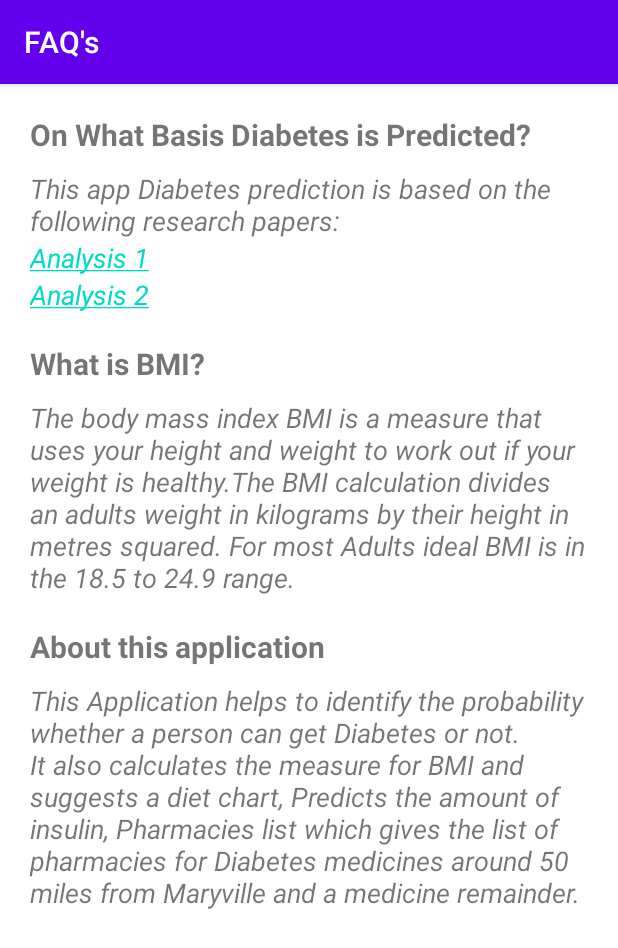
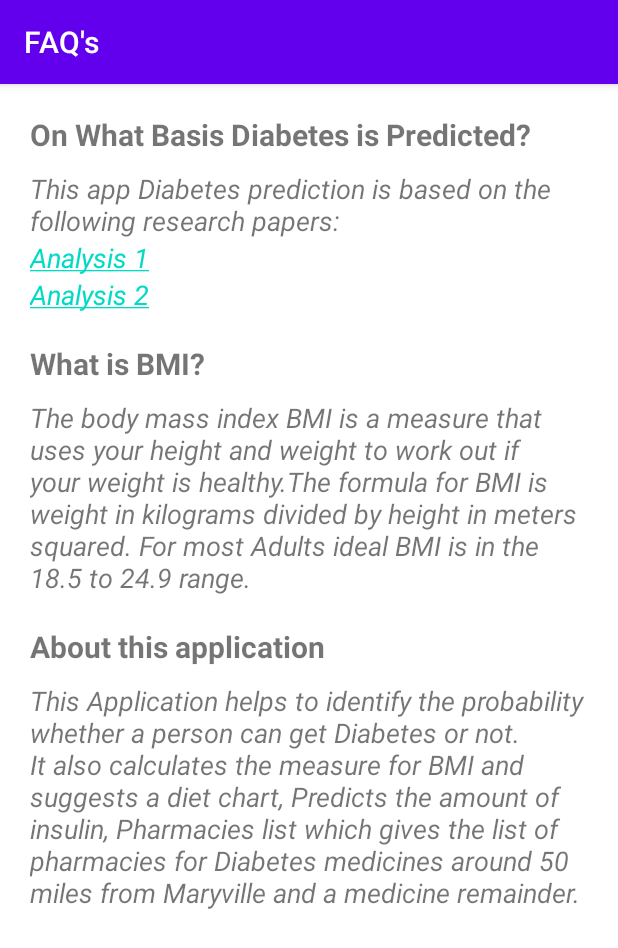
Before and after one commit to S545232/DiabetesPrognosis, an Android app: the FaqActivity screen opened directly, with no data from a screen before it, on a phone screen of 412 x 824 dp. Shown: the top 948 px of the screen. Run offline under Robolectric (Android 15) with nearby library versions, the phone set to English and light mode, and no system bars.

Commit message:
added BMI formulae

```diff
--- a/app/src/main/res/values/strings.xml
+++ b/app/src/main/res/values/strings.xml
@@ -6,7 +6,7 @@
     <string name="medicine_alerts">Medicine Alerts</string>
     <string name="pharmacy_near_me">Pharmacy Near Me</string>
     <string name="faq_s">FAQ\'s</string>
-    <string name="bmi_descrption_str">The body mass index BMI is a measure that uses your height and weight to work out if your weight is healthy.The BMI calculation divides an adults weight in kilograms by their height in metres squared. For most Adults ideal BMI is in the 18.5 to 24.9 range.</string>
+    <string name="bmi_descrption_str">The body mass index BMI is a measure that uses your height and weight to work out if your weight is healthy.The formula for BMI is weight in kilograms divided by height in meters squared. For most Adults ideal BMI is in the 18.5 to 24.9 range.</string>
     <string name="abot_desc_str">This Application helps to identify the probability whether a person can get Diabetes or not. It also calculates the measure for BMI and suggests a diet chart, Predicts the amount of insulin, Pharmacies list which gives the list of pharmacies for Diabetes medicines around 50 miles from Maryville and a medicine remainder.</string>
     <string
         name="messageWithLink"><a href="https://www.analyticsvidhya.com/blog/2022/01/diabetes-prediction-using-machine-learning/">Analysis 1</a></string>
```
